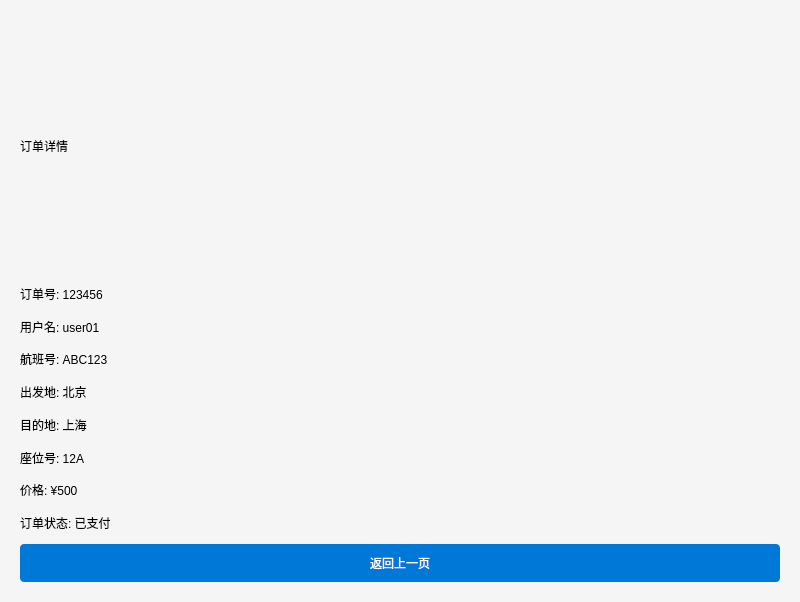
The window that ui/order_details.ui (ABLingss/UESTC-PBLF--) describes before a commit, drawn with Qt 5.
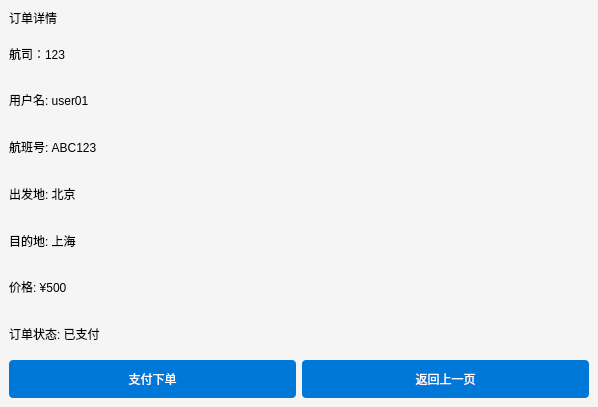
The same window after the commit.

The edit to the form file:
```diff
--- a/ui/order_details.ui
+++ b/ui/order_details.ui
@@ -6,8 +6,8 @@
    <rect>
     <x>0</x>
     <y>0</y>
-    <width>800</width>
-    <height>602</height>
+    <width>598</width>
+    <height>407</height>
    </rect>
   </property>
   <property name="styleSheet">
@@ -43,35 +43,26 @@
 }</string>
   </property>
   <widget class="QWidget" name="centralwidget">
-   <layout class="QVBoxLayout" name="verticalLayout">
-    <property name="spacing">
-     <number>10</number>
-    </property>
-    <property name="leftMargin">
-     <number>20</number>
-    </property>
-    <property name="topMargin">
-     <number>20</number>
-    </property>
-    <property name="rightMargin">
-     <number>20</number>
-    </property>
-    <property name="bottomMargin">
-     <number>20</number>
-    </property>
+   <layout class="QVBoxLayout" name="verticalLayout_2">
     <item>
      <widget class="QLabel" name="orderDetailsLabel">
+      <property name="sizePolicy">
+       <sizepolicy hsizetype="Preferred" vsizetype="Maximum">
+        <horstretch>0</horstretch>
+        <verstretch>0</verstretch>
+       </sizepolicy>
+      </property>
       <property name="text">
        <string>订单详情</string>
       </property>
      </widget>
     </item>
     <item>
-     <layout class="QVBoxLayout" name="orderInfoLayout">
+     <layout class="QVBoxLayout" name="verticalLayout">
       <item>
-       <widget class="QLabel" name="orderNumberLabel">
+       <widget class="QLabel" name="companyLabel">
         <property name="text">
-         <string>订单号: 123456</string>
+         <string>航司：123</string>
         </property>
        </widget>
       </item>
@@ -103,13 +94,6 @@
         </property>
        </widget>
       </item>
-      <item>
-       <widget class="QLabel" name="seatNumberLabel">
-        <property name="text">
-         <string>座位号: 12A</string>
-        </property>
-       </widget>
-      </item>
       <item>
        <widget class="QLabel" name="priceLabel">
         <property name="text">
@@ -128,6 +112,13 @@
     </item>
     <item>
      <layout class="QHBoxLayout" name="buttonLayout">
+      <item>
+       <widget class="QPushButton" name="pushButton">
+        <property name="text">
+         <string>支付下单</string>
+        </property>
+       </widget>
+      </item>
       <item>
        <widget class="QPushButton" name="backToPreviousButton">
         <property name="cursor">
```
